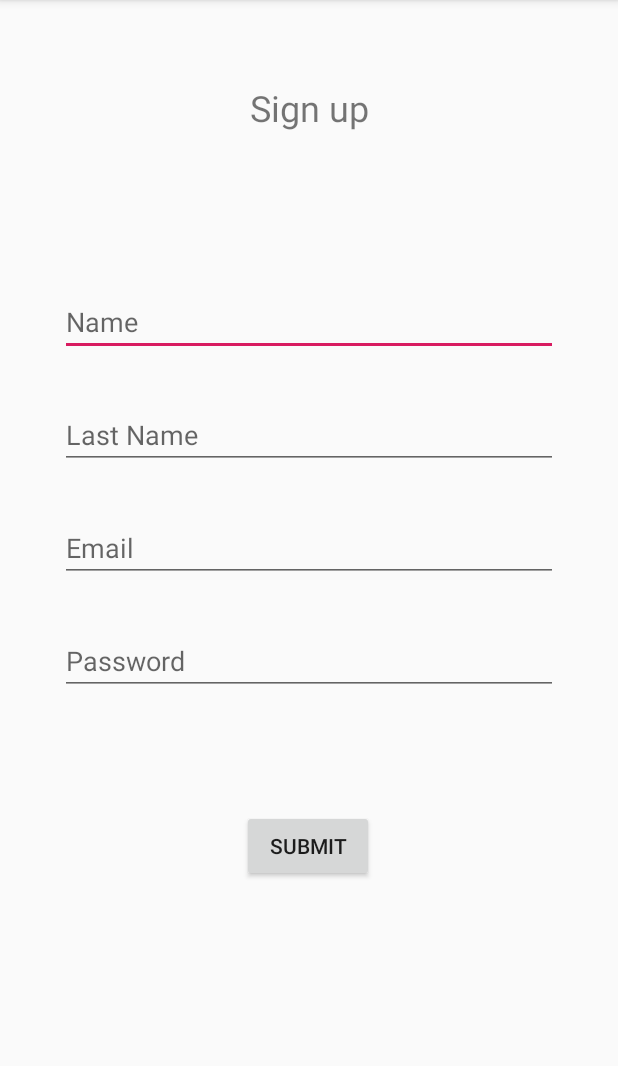
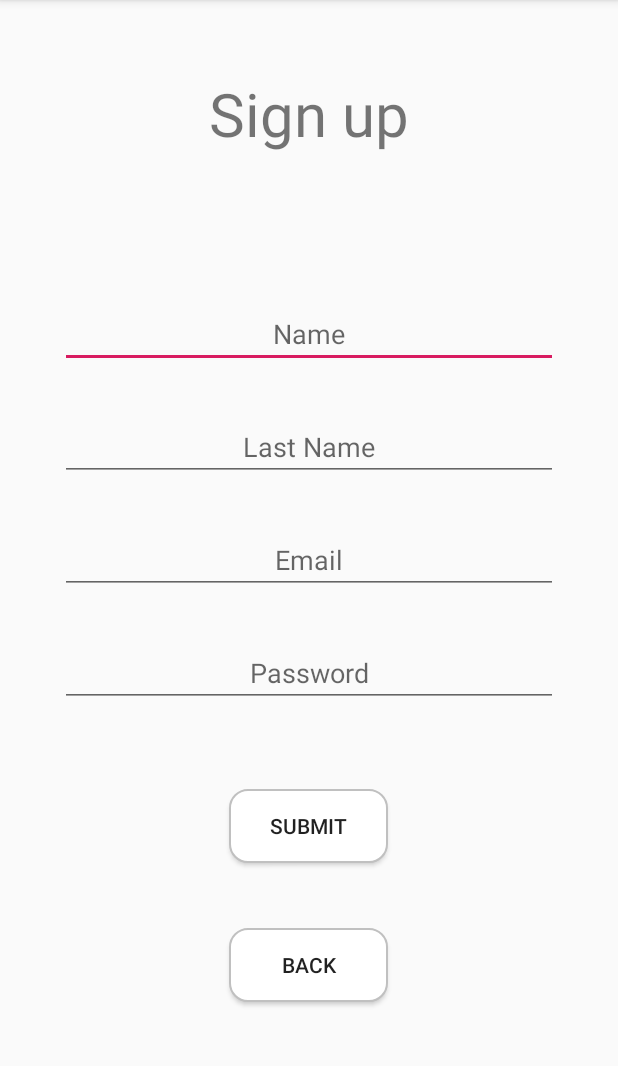
Before and after one commit to searjasub/FinderFeastApp, an Android app: the SignUpActivity screen opened directly, with no data from a screen before it, on a phone screen of 412 x 824 dp, the part 84-1150 px from its top. Run offline under Robolectric (Android 15) with nearby library versions, the phone set to English and light mode, and no system bars; our stand-ins replace Firebase (no records; nobody signed in at launch, a user with empty details on screens opened directly).

Commit message:
small changes

```diff
--- a/app/src/main/java/lopez/s/finderfeast/SignUpActivity.java
+++ b/app/src/main/java/lopez/s/finderfeast/SignUpActivity.java
@@ -81,4 +81,8 @@ public class SignUpActivity extends AppCompatActivity {
         }
     }
 
+    //This method will change the screen from the sign up page back to the main login page
+    public void back(View view) {
+
+    }
 }
--- a/app/src/main/res/layout/activity_sign_up.xml
+++ b/app/src/main/res/layout/activity_sign_up.xml
@@ -10,11 +10,11 @@
     <TextView
         android:id="@+id/textView"
         android:layout_width="match_parent"
-        android:layout_height="48dp"
+        android:layout_height="56dp"
         android:layout_marginTop="48dp"
         android:gravity="center"
         android:text="@string/sign_up"
-        android:textSize="24sp"
+        android:textSize="40sp"
         app:layout_constraintEnd_toEndOf="parent"
         app:layout_constraintHorizontal_bias="0.0"
         app:layout_constraintStart_toStartOf="parent"
@@ -27,6 +27,7 @@
         android:layout_width="match_parent"
         android:layout_height="wrap_content"
         android:layout_marginTop="96dp"
+        android:textAlignment="center"
         android:ems="10"
         android:hint="@string/name"
         android:inputType="textNoSuggestions"
@@ -40,6 +41,8 @@
         android:layout_width="match_parent"
         android:layout_height="wrap_content"
         android:layout_marginStart="40dp"
+        android:textAlignment="center"
+
         android:layout_marginTop="30dp"
         android:layout_marginEnd="40dp"
         android:ems="10"
@@ -54,6 +57,7 @@
     <EditText
         android:id="@+id/sing_up_email"
         android:layout_width="match_parent"
+        android:textAlignment="center"
         android:layout_height="wrap_content"
         android:layout_marginStart="40dp"
         android:layout_marginTop="30dp"
@@ -76,6 +80,7 @@
         android:ems="10"
         android:hint="@string/password"
         android:inputType="textPassword"
+        android:textAlignment="center"
         app:layout_constraintEnd_toEndOf="parent"
         app:layout_constraintHorizontal_bias="0.0"
         app:layout_constraintStart_toStartOf="parent"
@@ -83,9 +88,9 @@
 
     <Button
         android:id="@+id/submit"
-        android:layout_width="wrap_content"
-        android:layout_height="wrap_content"
-        android:layout_marginTop="56dp"
+        android:layout_width="106dp"
+        android:layout_height="49dp"
+        android:background="@drawable/rounder_shape"
         android:onClick="submit"
         android:text="@string/submit"
         app:layout_constraintBottom_toBottomOf="parent"
@@ -93,7 +98,20 @@
         app:layout_constraintHorizontal_bias="0.498"
         app:layout_constraintStart_toStartOf="parent"
         app:layout_constraintTop_toBottomOf="@+id/sing_up_password"
-        app:layout_constraintVertical_bias="0.102" />
+        app:layout_constraintVertical_bias="0.221" />
 
+    <Button
+        android:id="@+id/back"
+        android:layout_width="106dp"
+        android:layout_height="49dp"
+        android:background="@drawable/rounder_shape"
+        android:onClick="back"
+        android:text="Back"
+        app:layout_constraintBottom_toBottomOf="parent"
+        app:layout_constraintEnd_toEndOf="parent"
+        app:layout_constraintHorizontal_bias="0.498"
+        app:layout_constraintStart_toStartOf="parent"
+        app:layout_constraintTop_toBottomOf="@+id/submit"
+        app:layout_constraintVertical_bias="0.301" />
 
 </androidx.constraintlayout.widget.ConstraintLayout>
```
